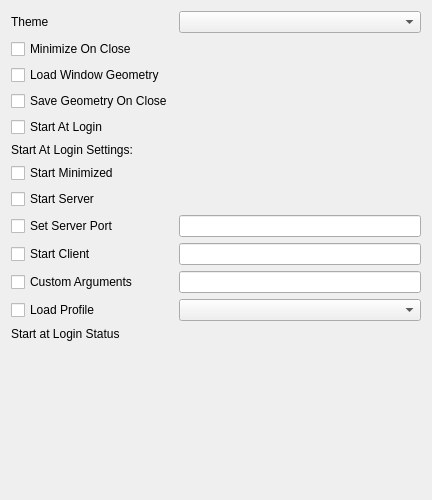
Before: the Qt Designer form qt/OpenRGBSettingsPage.ui in CalcProgrammer1/OpenRGB, drawn with Qt 5.
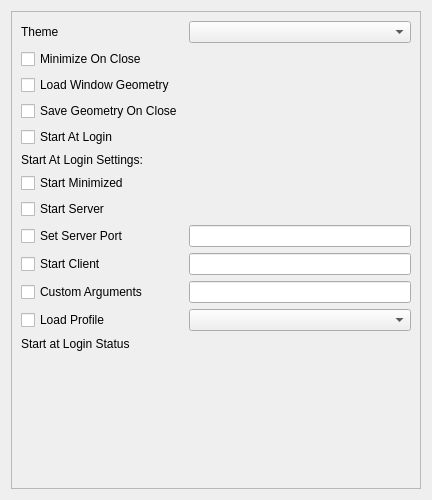
After: the same form once the commit is applied.

Commit message: Make settings page scrollable

```diff
--- a/qt/OpenRGBSettingsPage.ui
+++ b/qt/OpenRGBSettingsPage.ui
@@ -14,64 +14,42 @@
    <string>Form</string>
   </property>
   <layout class="QGridLayout" name="gridLayout">
-   <item row="11" column="1">
-    <widget class="QCheckBox" name="CheckboxAutoStartSetServerPort">
+   <item row="0" column="1" colspan="6">
+    <widget class="QScrollArea" name="scrollArea">
+     <property name="widgetResizable">
+      <bool>true</bool>
+     </property>
+     <widget class="QWidget" name="scrollAreaWidgetContents_2">
+      <property name="geometry">
+       <rect>
+        <x>0</x>
+        <y>0</y>
+        <width>412</width>
+        <height>480</height>
+       </rect>
+      </property>
+      <layout class="QGridLayout" name="gridLayout_3">
+       <item row="5" column="0">
+        <widget class="QCheckBox" name="CheckboxSaveGeometry">
      <property name="text">
-      <string>Set Server Port</string>
+          <string>Save Geometry On Close</string>
      </property>
     </widget>
    </item>
-   <item row="18" column="1">
-    <spacer name="verticalSpacer">
-     <property name="orientation">
-      <enum>Qt::Vertical</enum>
-     </property>
-     <property name="sizeType">
-      <enum>QSizePolicy::MinimumExpanding</enum>
-     </property>
-     <property name="sizeHint" stdset="0">
-      <size>
-       <width>20</width>
-       <height>40</height>
-      </size>
-     </property>
-    </spacer>
-   </item>
-   <item row="0" column="1">
-    <widget class="QLabel" name="ThemeLabel">
+       <item row="13" column="0">
+        <widget class="QCheckBox" name="CheckboxAutoStartProfile">
      <property name="text">
-      <string>Theme</string>
+          <string>Load Profile</string>
      </property>
     </widget>
    </item>
-   <item row="15" column="6">
-    <widget class="QComboBox" name="ComboBoxAutoStartProfile"/>
-   </item>
-   <item row="0" column="6">
+       <item row="12" column="1">
+        <widget class="QLineEdit" name="TextCustomArgs"/>
+       </item>
+       <item row="2" column="1">
     <widget class="QComboBox" name="ComboBoxTheme"/>
    </item>
-   <item row="3" column="1">
-    <widget class="QCheckBox" name="CheckboxMinimizeOnClose">
-     <property name="text">
-      <string>Minimize On Close</string>
-     </property>
-    </widget>
-   </item>
    <item row="10" column="1">
-    <widget class="QCheckBox" name="CheckboxAutoStartServer">
-     <property name="text">
-      <string>Start Server</string>
-     </property>
-    </widget>
-   </item>
-   <item row="7" column="1">
-    <widget class="QCheckBox" name="CheckboxAutoStart">
-     <property name="text">
-      <string>Start At Login</string>
-     </property>
-    </widget>
-   </item>
-   <item row="11" column="6">
     <widget class="QLineEdit" name="TextServerPort">
      <property name="inputMask">
       <string>90000</string>
@@ -84,67 +62,108 @@
      </property>
     </widget>
    </item>
-   <item row="15" column="1">
-    <widget class="QCheckBox" name="CheckboxAutoStartProfile">
+       <item row="3" column="0">
+        <widget class="QCheckBox" name="CheckboxMinimizeOnClose">
      <property name="text">
-      <string>Load Profile</string>
+          <string>Minimize On Close</string>
      </property>
     </widget>
    </item>
-   <item row="13" column="1">
-    <widget class="QCheckBox" name="CheckboxAutoStartClient">
+       <item row="7" column="0">
+        <widget class="QLabel" name="AutoStartLabel">
      <property name="text">
-      <string>Start Client</string>
+          <string>Start At Login Settings:</string>
      </property>
     </widget>
    </item>
-   <item row="9" column="1">
+       <item row="10" column="0">
+        <widget class="QCheckBox" name="CheckboxAutoStartSetServerPort">
+         <property name="text">
+          <string>Set Server Port</string>
+         </property>
+        </widget>
+       </item>
+       <item row="2" column="0">
+        <widget class="QLabel" name="ThemeLabel">
+         <property name="text">
+          <string>Theme</string>
+         </property>
+        </widget>
+       </item>
+       <item row="6" column="0">
+        <widget class="QCheckBox" name="CheckboxAutoStart">
+         <property name="text">
+          <string>Start At Login</string>
+         </property>
+        </widget>
+       </item>
+       <item row="12" column="0">
+        <widget class="QCheckBox" name="CheckboxAutoStartCustom">
+         <property name="text">
+          <string>Custom Arguments</string>
+         </property>
+        </widget>
+       </item>
+       <item row="8" column="0">
     <widget class="QCheckBox" name="CheckboxAutoStartMinimized">
      <property name="text">
       <string>Start Minimized</string>
      </property>
     </widget>
    </item>
-   <item row="6" column="1">
-    <widget class="QCheckBox" name="CheckboxSaveGeometry">
-     <property name="text">
-      <string>Save Geometry On Close</string>
-     </property>
-    </widget>
-   </item>
-   <item row="17" column="1">
+       <item row="14" column="0">
     <widget class="QLabel" name="AutoStartStatusLabel">
      <property name="text">
       <string>Start at Login Status</string>
      </property>
     </widget>
    </item>
-   <item row="8" column="1">
-    <widget class="QLabel" name="AutoStartLabel">
-     <property name="text">
-      <string>Start At Login Settings:</string>
-     </property>
-    </widget>
-   </item>
-   <item row="13" column="6">
+       <item row="11" column="1">
     <widget class="QLineEdit" name="TextClientHost"/>
    </item>
-   <item row="4" column="1">
+       <item row="11" column="0">
+        <widget class="QCheckBox" name="CheckboxAutoStartClient">
+         <property name="text">
+          <string>Start Client</string>
+         </property>
+        </widget>
+       </item>
+       <item row="13" column="1">
+        <widget class="QComboBox" name="ComboBoxAutoStartProfile"/>
+       </item>
+       <item row="9" column="0">
+        <widget class="QCheckBox" name="CheckboxAutoStartServer">
+         <property name="text">
+          <string>Start Server</string>
+         </property>
+        </widget>
+       </item>
+       <item row="4" column="0">
     <widget class="QCheckBox" name="CheckboxLoadGeometry">
      <property name="text">
       <string>Load Window Geometry</string>
      </property>
     </widget>
    </item>
-   <item row="14" column="1">
-    <widget class="QCheckBox" name="CheckboxAutoStartCustom">
-     <property name="text">
-      <string>Custom Arguments</string>
-     </property>
-    </widget>
-   </item>
-   <item row="14" column="6">
-    <widget class="QLineEdit" name="TextCustomArgs"/>
+       <item row="15" column="0">
+        <spacer name="verticalSpacer">
+         <property name="orientation">
+          <enum>Qt::Vertical</enum>
+         </property>
+         <property name="sizeType">
+          <enum>QSizePolicy::MinimumExpanding</enum>
+         </property>
+         <property name="sizeHint" stdset="0">
+          <size>
+           <width>20</width>
+           <height>40</height>
+          </size>
+         </property>
+        </spacer>
+       </item>
+      </layout>
+     </widget>
+    </widget>
    </item>
   </layout>
  </widget>
```
Lines whose indentation alone changed are shown as unchanged.
